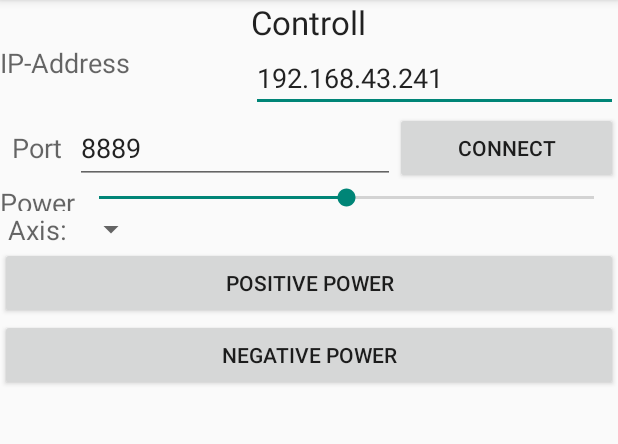
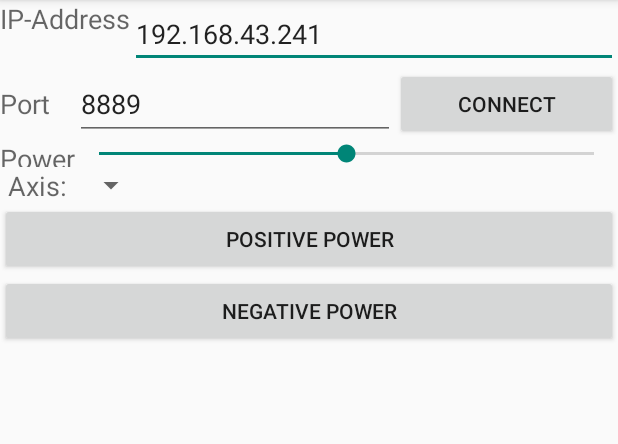
Before and after one commit to aayvazyan-tgm/osiris, an Android app: the screen it shows after launch (MainActivity), with the options menu open, on a phone screen of 412 x 824 dp, the part 84-528 px from its top. Run offline under Robolectric (Android 15) with nearby library versions, the phone set to English and light mode, and no system bars; 3 statements that could not run were skipped.

Commit message:
removed redundant "Control"

```diff
--- a/osiris/src/main/res/layout/fragment_controll.xml
+++ b/osiris/src/main/res/layout/fragment_controll.xml
@@ -5,21 +5,14 @@
               android:layout_width="match_parent"
               android:layout_height="match_parent">
 
-    <TextView
-            android:layout_width="wrap_content"
-            android:layout_height="wrap_content"
-            android:textAppearance="?android:attr/textAppearanceLarge"
-            android:text="Controll"
-            android:id="@+id/controll" android:layout_alignParentTop="true" android:layout_centerHorizontal="true"/>
-    <TextView
+        <TextView
             android:layout_width="wrap_content"
             android:layout_height="wrap_content"
             android:textAppearance="?android:attr/textAppearanceMedium"
             android:text="IP-Address"
             android:id="@+id/ipAddress"
-            android:layout_toStartOf="@+id/controll"
-            android:layout_below="@+id/controll" android:layout_alignParentLeft="true"
-            android:layout_alignParentStart="true"/>
+            android:layout_alignParentLeft="true"
+            android:layout_alignParentStart="true" android:gravity="left|center"/>
     <EditText
             android:layout_width="wrap_content"
             android:layout_height="wrap_content"
@@ -49,7 +42,7 @@
             android:id="@+id/powerText"
             android:layout_alignBottom="@+id/seekBar" android:layout_alignParentLeft="true"
             android:layout_alignParentStart="true" android:layout_alignTop="@+id/seekBar"
-            android:gravity="center"/>
+            android:gravity="left|center"/>
     <Spinner
             android:layout_width="wrap_content"
             android:layout_height="wrap_content"
@@ -96,7 +89,7 @@
                 android:textAppearance="?android:attr/textAppearanceMedium"
                 android:text="Port"
                 android:id="@+id/portText" android:layout_below="@+id/ipAddressInput"
-                android:layout_alignParentLeft="true" android:layout_alignParentStart="true"
                 android:layout_above="@+id/seekBar" android:layout_toLeftOf="@+id/portNumberInput"
-                android:layout_toStartOf="@+id/portNumberInput" android:gravity="center"/>
+                android:layout_toStartOf="@+id/portNumberInput" android:gravity="left|center"
+                android:layout_alignParentLeft="true" android:layout_alignParentStart="true"/>
 </RelativeLayout>
```
